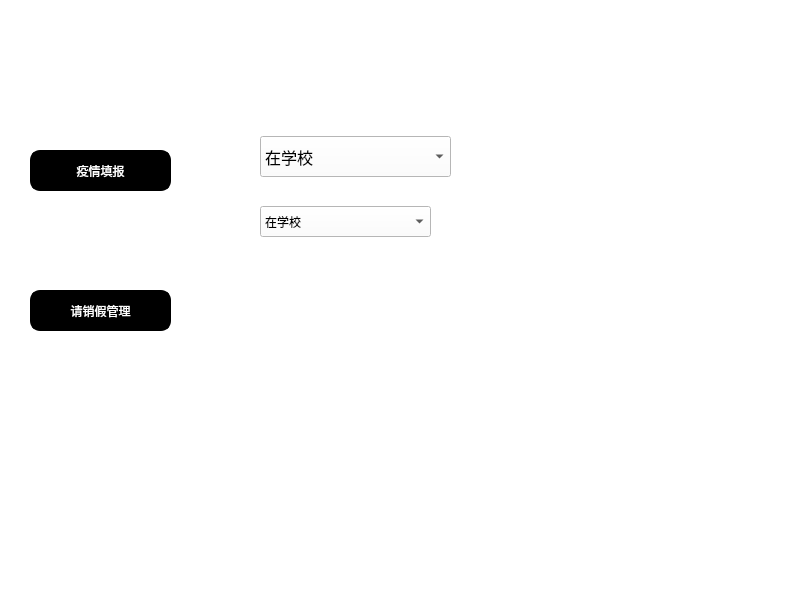
Qt form student.ui (sukiiiKotori/pymysql) before a commit.
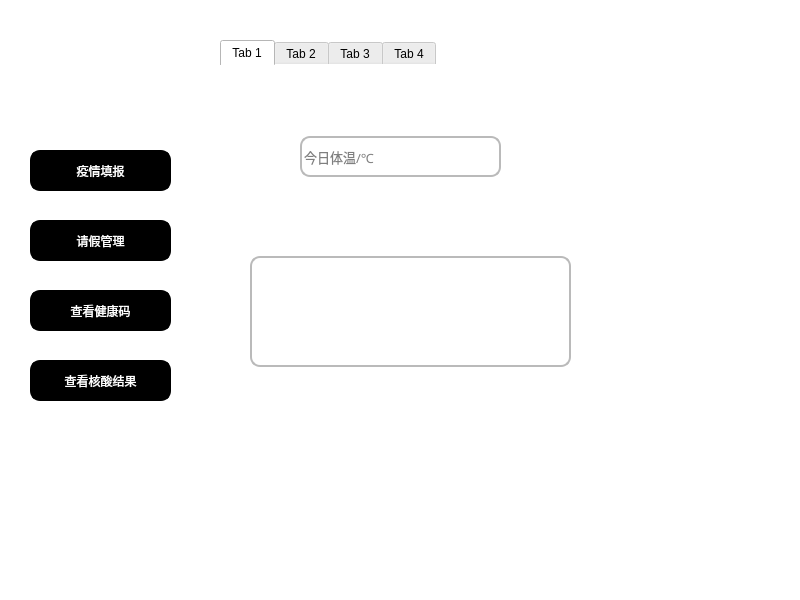
The same form after that commit.

Patch:
```diff
--- a/student.ui
+++ b/student.ui
@@ -20,10 +20,10 @@
    <widget class="QTabWidget" name="tabWidget">
     <property name="geometry">
      <rect>
-      <x>210</x>
-      <y>50</y>
-      <width>461</width>
-      <height>361</height>
+      <x>220</x>
+      <y>40</y>
+      <width>521</width>
+      <height>511</height>
      </rect>
     </property>
     <property name="styleSheet">
@@ -38,71 +38,55 @@
      <attribute name="title">
       <string>Tab 1</string>
      </attribute>
-     <widget class="QComboBox" name="comboBox">
+     <widget class="QLineEdit" name="name_lineEdit">
       <property name="geometry">
        <rect>
-        <x>50</x>
-        <y>60</y>
-        <width>191</width>
+        <x>80</x>
+        <y>70</y>
+        <width>201</width>
         <height>41</height>
        </rect>
       </property>
       <property name="font">
        <font>
         <family>微软雅黑</family>
-        <pointsize>12</pointsize>
+        <pointsize>10</pointsize>
+        <weight>50</weight>
+        <italic>false</italic>
+        <bold>false</bold>
+        <strikeout>false</strikeout>
        </font>
       </property>
-      <item>
-       <property name="text">
-        <string>在学校</string>
-       </property>
-      </item>
-      <item>
-       <property name="text">
-        <string>在市内</string>
-       </property>
-      </item>
-      <item>
-       <property name="text">
-        <string>在国内</string>
-       </property>
-      </item>
-      <item>
-       <property name="text">
-        <string>在国外</string>
-       </property>
-      </item>
+      <property name="styleSheet">
+       <string notr="true">border:2px solid rgb(186,186,186);
+font: 10pt &quot;微软雅黑&quot;;
+border-radius:10px
+</string>
+      </property>
+      <property name="text">
+       <string/>
+      </property>
+      <property name="placeholderText">
+       <string>今日体温/℃</string>
+      </property>
      </widget>
-     <widget class="QComboBox" name="comboBox_2">
+     <widget class="QTextEdit" name="textEdit">
       <property name="geometry">
        <rect>
-        <x>50</x>
-        <y>130</y>
-        <width>171</width>
-        <height>31</height>
+        <x>30</x>
+        <y>190</y>
+        <width>321</width>
+        <height>111</height>
        </rect>
       </property>
-      <item>
-       <property name="text">
-        <string>在学校</string>
-       </property>
-      </item>
-      <item>
-       <property name="text">
-        <string>在市内</string>
-       </property>
-      </item>
-      <item>
-       <property name="text">
-        <string>在国内</string>
-       </property>
-      </item>
-      <item>
-       <property name="text">
-        <string>在国外</string>
-       </property>
-      </item>
+      <property name="styleSheet">
+       <string notr="true">border:2px solid rgb(186,186,186);
+font: 10pt &quot;微软雅黑&quot;;
+border-radius:10px</string>
+      </property>
+      <property name="markdown">
+       <string/>
+      </property>
      </widget>
     </widget>
     <widget class="QWidget" name="tab_2">
@@ -110,6 +94,16 @@
       <string>Tab 2</string>
      </attribute>
     </widget>
+    <widget class="QWidget" name="tab_3">
+     <attribute name="title">
+      <string>Tab 3</string>
+     </attribute>
+    </widget>
+    <widget class="QWidget" name="tab_4">
+     <attribute name="title">
+      <string>Tab 4</string>
+     </attribute>
+    </widget>
    </widget>
    <widget class="QPushButton" name="login_stu">
     <property name="geometry">
@@ -148,6 +142,72 @@
     <property name="geometry">
      <rect>
       <x>30</x>
+      <y>220</y>
+      <width>141</width>
+      <height>41</height>
+     </rect>
+    </property>
+    <property name="styleSheet">
+     <string notr="true">QPushButton{
+	font: 12pt &quot;微软雅黑&quot;;
+	
+	background-color: rgb(0, 0, 0);
+	color: rgb(255, 255, 255);
+	border: 3px solid rgb(0,0,0);
+	border-radius:10px
+}
+QPushButton:hover{
+	
+	color: rgb(0, 0, 0);
+	background-color: rgb(255, 255, 255);
+}
+QPushButton:pressed{
+	padding-top:5px;
+	padding-left:5px
+}
+</string>
+    </property>
+    <property name="text">
+     <string>请假管理</string>
+    </property>
+   </widget>
+   <widget class="QPushButton" name="login_stu_2">
+    <property name="geometry">
+     <rect>
+      <x>30</x>
+      <y>360</y>
+      <width>141</width>
+      <height>41</height>
+     </rect>
+    </property>
+    <property name="styleSheet">
+     <string notr="true">QPushButton{
+	font: 12pt &quot;微软雅黑&quot;;
+	
+	background-color: rgb(0, 0, 0);
+	color: rgb(255, 255, 255);
+	border: 3px solid rgb(0,0,0);
+	border-radius:10px
+}
+QPushButton:hover{
+	
+	color: rgb(0, 0, 0);
+	background-color: rgb(255, 255, 255);
+}
+QPushButton:pressed{
+	padding-top:5px;
+	padding-left:5px
+}
+</string>
+    </property>
+    <property name="text">
+     <string>查看核酸结果</string>
+    </property>
+   </widget>
+   <widget class="QPushButton" name="login_stu_4">
+    <property name="geometry">
+     <rect>
+      <x>30</x>
       <y>290</y>
       <width>141</width>
       <height>41</height>
@@ -174,20 +234,7 @@
 </string>
     </property>
     <property name="text">
-     <string>请销假管理</string>
-    </property>
-   </widget>
-   <widget class="QLabel" name="label">
-    <property name="geometry">
-     <rect>
-      <x>140</x>
-      <y>30</y>
-      <width>281</width>
-      <height>51</height>
-     </rect>
-    </property>
-    <property name="text">
-     <string/>
+     <string>查看健康码</string>
     </property>
    </widget>
   </widget>
```
